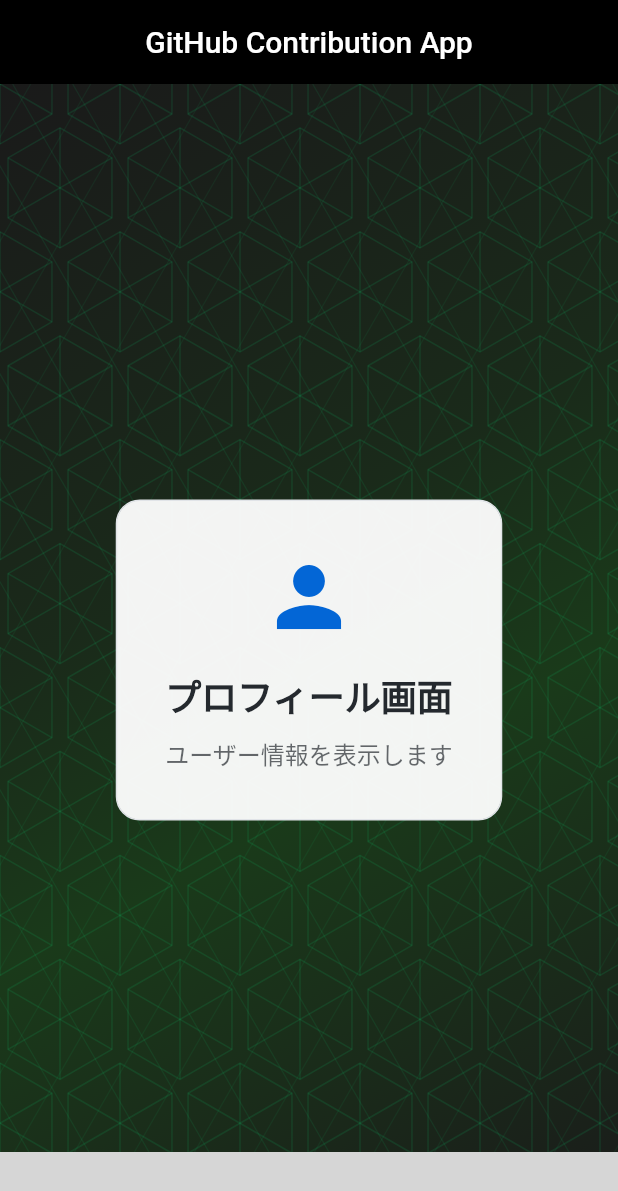
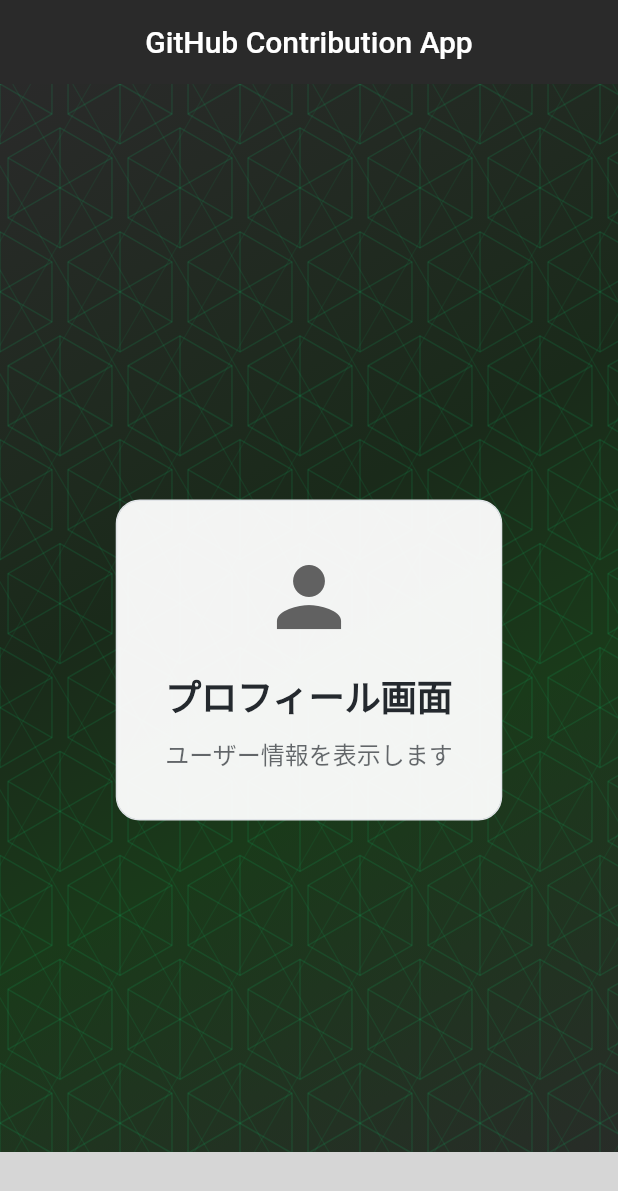
Before and after one commit to shimano-yuuki/git_hub_cotribution_app, a Flutter app: the screen it shows after launch, on a phone screen of 412 x 824 dp. Shown: the top 1191 px of the screen. Run offline on Flutter 3.47's test engine with Material 3 defaults, Android fonts, the phone set to English and light mode, and no system bars; our stand-ins replace flutter_hooks, go_router; missing offline and left inert: circular_bottom_navigation; grey boxes are pictures that could not be loaded.

Commit message:
カラー適用

```diff
--- /dev/null
+++ b/lib/core/theme/app_colors.dart
@@ -0,0 +1,108 @@
+import 'package:flutter/material.dart';
+
+/// アプリ全体で使用するカラーをまとめた static クラス
+class AppColors {
+  AppColors._(); // インスタンス化を防ぐ
+
+  // ==================== GitHub カラーパレット ====================
+  /// GitHub ダーク背景
+  static const Color githubDarkBg = Color(0xFF0D1117);
+
+  /// GitHub ダークサーフェス
+  static const Color githubDarkSurface = Color(0xFF161B22);
+
+  /// GitHub ダークボーダー
+  static const Color githubDarkBorder = Color(0xFF30363D);
+
+  /// ダークモードのテキストカラー
+  static const Color githubDarkText = Color(0xFF24292E);
+
+  /// ライトモードのテキストカラー
+  static const Color githubLightText = Color(0xFFC9D1D9);
+
+  /// ライトモードの背景カラー
+  static const Color githubLightBg = Color(0xFFF6F8FA);
+
+  /// ライトモードのボーダーカラー
+  static const Color githubLightBorder = Color(0xFFE1E4E8);
+
+  /// 未選択アイテム（ライトモード）
+  static const Color githubUnselectedLight = Color(0xFF6A737D);
+
+  /// 未選択アイテム（ダークモード）
+  static const Color githubUnselectedDark = Color(0xFF8B949E);
+
+  /// エラーカラー（ライトモード）
+  static const Color githubErrorLight = Color(0xFFD73A49);
+
+  /// エラーカラー（ダークモード）
+  static const Color githubErrorDark = Color(0xFFF85149);
+
+  // ==================== アクセントカラー ====================
+  /// ターミナルグリーン（アクセントカラー）
+  static const Color terminalGreen = Color(0xFF00FF88);
+
+  // ==================== 背景グラデーションカラー ====================
+  /// ダークグレー（背景グラデーション用）
+  static const Color darkGrey = Color(0xFF2A2A2A);
+
+  /// 薄い緑がかった黒（背景グラデーション用）
+  static const Color darkGreenBlack = Color(0xFF1A2A1A);
+
+  /// 薄い緑（背景グラデーション用）
+  static const Color darkGreen = Color(0xFF1A3A1A);
+
+  // ==================== 基本カラー ====================
+  /// 白
+  static const Color white = Colors.white;
+
+  /// グレー（Material Colors のグレー）
+  static Color grey([int? shade]) {
+    if (shade == null) return Colors.grey;
+    switch (shade) {
+      case 50:
+        return Colors.grey.shade50;
+      case 100:
+        return Colors.grey.shade100;
+      case 200:
+        return Colors.grey.shade200;
+      case 300:
+        return Colors.grey.shade300;
+      case 400:
+        return Colors.grey.shade400;
+      case 500:
+        return Colors.grey.shade500;
+      case 600:
+        return Colors.grey.shade600;
+      case 700:
+        return Colors.grey.shade700;
+      case 800:
+        return Colors.grey.shade800;
+      case 900:
+        return Colors.grey.shade900;
+      default:
+        return Colors.grey;
+    }
+  }
+
+  // ==================== テーマ別ヘルパーメソッド ====================
+  /// テーマに応じたテキストカラーを取得
+  static Color textColor(Brightness brightness) {
+    return brightness == Brightness.dark ? githubLightText : githubDarkText;
+  }
+
+  /// テーマに応じたアイコンカラーを取得
+  static Color iconColor(Brightness brightness) {
+    return brightness == Brightness.dark ? terminalGreen : grey(700);
+  }
+
+  /// テーマに応じた背景カラーを取得
+  static Color backgroundColor(Brightness brightness) {
+    return brightness == Brightness.dark ? githubDarkSurface : white;
+  }
+
+  /// テーマに応じたボーダーカラーを取得
+  static Color borderColor(Brightness brightness) {
+    return brightness == Brightness.dark ? githubDarkBorder : githubLightBorder;
+  }
+}
--- a/lib/core/theme/app_theme.dart
+++ b/lib/core/theme/app_theme.dart
@@ -1,51 +1,46 @@
 import 'package:flutter/material.dart';
+import 'app_colors.dart';
 
 class AppTheme {
-  // GitHub風のエンジニア向けカラーパレット
-  static const Color _githubBlue = Color(0xFF0366D6);
-  static const Color _githubDarkBg = Color(0xFF0D1117);
-  static const Color _githubDarkSurface = Color(0xFF161B22);
-  static const Color _githubDarkBorder = Color(0xFF30363D);
-  static const Color _terminalGreen = Color(0xFF00FF88);
 
   static ThemeData get lightTheme {
     return ThemeData(
       useMaterial3: false,
       colorScheme: ColorScheme.light(
-        primary: _githubBlue,
-        secondary: _githubBlue,
-        surface: Colors.white,
-        background: const Color(0xFFF6F8FA),
-        error: const Color(0xFFD73A49),
-        onPrimary: Colors.white,
-        onSecondary: Colors.white,
-        onSurface: const Color(0xFF24292E),
-        onBackground: const Color(0xFF24292E),
-        onError: Colors.white,
+        primary: AppColors.grey(700),
+        secondary: AppColors.terminalGreen,
+        surface: AppColors.white,
+        background: AppColors.githubLightBg,
+        error: AppColors.githubErrorLight,
+        onPrimary: AppColors.white,
+        onSecondary: AppColors.white,
+        onSurface: AppColors.githubDarkText,
+        onBackground: AppColors.githubDarkText,
+        onError: AppColors.white,
         brightness: Brightness.light,
       ),
-      scaffoldBackgroundColor: const Color(0xFFF6F8FA),
+      scaffoldBackgroundColor: AppColors.githubLightBg,
       appBarTheme: const AppBarTheme(
         centerTitle: true,
         elevation: 0,
-        backgroundColor: Color(0xFF000000),
-        foregroundColor: Colors.white,
+        backgroundColor: AppColors.darkGrey,
+        foregroundColor: AppColors.white,
         surfaceTintColor: Colors.transparent,
       ),
       bottomNavigationBarTheme: const BottomNavigationBarThemeData(
         type: BottomNavigationBarType.fixed,
         showSelectedLabels: true,
         showUnselectedLabels: true,
-        selectedItemColor: _githubBlue,
-        unselectedItemColor: Color(0xFF6A737D),
-        backgroundColor: Colors.white,
+        selectedItemColor: AppColors.terminalGreen,
+        unselectedItemColor: AppColors.githubUnselectedLight,
+        backgroundColor: AppColors.white,
       ),
       cardTheme: CardThemeData(
-        color: Colors.white,
+        color: AppColors.white,
         elevation: 0,
         shape: RoundedRectangleBorder(
           borderRadius: BorderRadius.circular(8),
-          side: const BorderSide(color: Color(0xFFE1E4E8), width: 1),
+          side: const BorderSide(color: AppColors.githubLightBorder, width: 1),
         ),
       ),
     );
@@ -55,43 +50,43 @@ class AppTheme {
     return ThemeData(
       useMaterial3: false,
       colorScheme: ColorScheme.dark(
-        primary: _githubBlue,
-        secondary: _terminalGreen,
-        surface: _githubDarkSurface,
-        background: _githubDarkBg,
-        error: const Color(0xFFF85149),
-        onPrimary: Colors.white,
-        onSecondary: _githubDarkBg,
-        onSurface: const Color(0xFFC9D1D9),
-        onBackground: const Color(0xFFC9D1D9),
-        onError: Colors.white,
+        primary: AppColors.grey(600),
+        secondary: AppColors.terminalGreen,
+        surface: AppColors.githubDarkSurface,
+        background: AppColors.githubDarkBg,
+        error: AppColors.githubErrorDark,
+        onPrimary: AppColors.white,
+        onSecondary: AppColors.githubDarkBg,
+        onSurface: AppColors.githubLightText,
+        onBackground: AppColors.githubLightText,
+        onError: AppColors.white,
         brightness: Brightness.dark,
       ),
-      scaffoldBackgroundColor: _githubDarkBg,
+      scaffoldBackgroundColor: AppColors.githubDarkBg,
       appBarTheme: const AppBarTheme(
         centerTitle: true,
         elevation: 0,
-        backgroundColor: Color(0xFF000000),
-        foregroundColor: Colors.white,
+        backgroundColor: AppColors.darkGrey,
+        foregroundColor: AppColors.white,
         surfaceTintColor: Colors.transparent,
       ),
-      bottomNavigationBarTheme: BottomNavigationBarThemeData(
+      bottomNavigationBarTheme: const BottomNavigationBarThemeData(
         type: BottomNavigationBarType.fixed,
         showSelectedLabels: true,
         showUnselectedLabels: true,
-        selectedItemColor: _githubBlue,
-        unselectedItemColor: const Color(0xFF8B949E),
-        backgroundColor: _githubDarkSurface,
+        selectedItemColor: AppColors.terminalGreen,
+        unselectedItemColor: AppColors.githubUnselectedDark,
+        backgroundColor: AppColors.githubDarkSurface,
       ),
       cardTheme: CardThemeData(
-        color: _githubDarkSurface,
+        color: AppColors.githubDarkSurface,
         elevation: 0,
         shape: RoundedRectangleBorder(
           borderRadius: BorderRadius.circular(8),
-          side: BorderSide(color: _githubDarkBorder, width: 1),
+          side: const BorderSide(color: AppColors.githubDarkBorder, width: 1),
         ),
       ),
-      dividerColor: _githubDarkBorder,
+      dividerColor: AppColors.githubDarkBorder,
     );
   }
 }
--- a/lib/features/profile/presentation/screens/profile_screen.dart
+++ b/lib/features/profile/presentation/screens/profile_screen.dart
@@ -1,4 +1,5 @@
 import 'package:flutter/material.dart';
+import '../../../../core/theme/app_colors.dart';
 
 class ProfileScreen extends StatelessWidget {
   const ProfileScreen({super.key});
@@ -6,15 +7,11 @@ class ProfileScreen extends StatelessWidget {
   @override
   Widget build(BuildContext context) {
     final brightness = Theme.of(context).brightness;
-    final textColor = brightness == Brightness.dark
-        ? const Color(0xFFC9D1D9)
-        : const Color(0xFF24292E);
-    final iconColor = brightness == Brightness.dark
-        ? const Color(0xFF00FF88)
-        : const Color(0xFF0366D6);
+    final textColor = AppColors.textColor(brightness);
+    final iconColor = AppColors.iconColor(brightness);
     final backgroundColor = brightness == Brightness.dark
-        ? const Color(0xFF161B22).withOpacity(0.9)
-        : Colors.white.withOpacity(0.95);
+        ? AppColors.githubDarkSurface.withOpacity(0.9)
+        : AppColors.white.withOpacity(0.95);
 
     return Center(
       child: Container(
@@ -24,7 +21,7 @@ class ProfileScreen extends StatelessWidget {
           color: backgroundColor,
           borderRadius: BorderRadius.circular(16),
           border: Border.all(
-            color: brightness == Brightness.dark ? const Color(0xFF30363D) : const Color(0xFFE1E4E8),
+            color: AppColors.borderColor(brightness),
             width: 1,
           ),
         ),
--- a/lib/features/settings/presentation/screens/settings_screen.dart
+++ b/lib/features/settings/presentation/screens/settings_screen.dart
@@ -1,4 +1,5 @@
 import 'package:flutter/material.dart';
+import '../../../../core/theme/app_colors.dart';
 
 class SettingsScreen extends StatelessWidget {
   const SettingsScreen({super.key});
@@ -6,16 +7,11 @@ class SettingsScreen extends StatelessWidget {
   @override
   Widget build(BuildContext context) {
     final brightness = Theme.of(context).brightness;
-    final textColor = brightness == Brightness.dark
-        ? const Color(0xFFC9D1D9)
-        : const Color(0xFF24292E);
-    final iconColor = brightness == Brightness.dark
-        ? const Color(0xFF00FF88)
-        : const Color(0xFF0366D6);
-
+    final textColor = AppColors.textColor(brightness);
+    final iconColor = AppColors.iconColor(brightness);
     final backgroundColor = brightness == Brightness.dark
-        ? const Color(0xFF161B22).withOpacity(0.9)
-        : Colors.white.withOpacity(0.95);
+        ? AppColors.githubDarkSurface.withOpacity(0.9)
+        : AppColors.white.withOpacity(0.95);
 
     return Center(
       child: Container(
@@ -25,9 +21,7 @@ class SettingsScreen extends StatelessWidget {
           color: backgroundColor,
           borderRadius: BorderRadius.circular(16),
           border: Border.all(
-            color: brightness == Brightness.dark
-                ? const Color(0xFF30363D)
-                : const Color(0xFFE1E4E8),
+            color: AppColors.borderColor(brightness),
             width: 1,
           ),
         ),
--- a/lib/shared/widgets/geometric_background.dart
+++ b/lib/shared/widgets/geometric_background.dart
@@ -1,5 +1,6 @@
 import 'dart:math' as math;
 import 'package:flutter/material.dart';
+import '../../core/theme/app_colors.dart';
 
 /// 緑と黒のグラデーションと網代麻の葉の模様の背景ウィジェット
 class GeometricBackground extends StatelessWidget {
@@ -38,10 +39,10 @@ class _GeometricPatternPainter extends CustomPainter {
       begin: Alignment.topLeft,
       end: Alignment.bottomRight,
       colors: [
-        const Color(0xFF1A1A1A), // 薄い黒
-        const Color(0xFF1A2A1A), // 薄い緑がかった黒
-        const Color(0xFF1A3A1A), // 薄い緑
-        const Color(0xFF1A1A1A), // 薄い黒に戻る
+        AppColors.darkGrey, // ダークグレー
+        AppColors.darkGreenBlack, // 薄い緑がかったグレー
+        AppColors.darkGreen, // 薄い緑
+        AppColors.darkGrey, // ダークグレーに戻る
       ],
       stops: const [0.0, 0.4, 0.6, 1.0],
     );
@@ -60,7 +61,7 @@ class _GeometricPatternPainter extends CustomPainter {
   /// 網代模様: 斜めの平行線を複数方向に重ねる
   void _drawAjiroPattern(Canvas canvas, Size size) {
     final linePaint = Paint()
-      ..color = const Color(0xFF00FF88).withOpacity(0.08)
+      ..color = AppColors.terminalGreen.withOpacity(0.08)
       ..style = PaintingStyle.stroke
       ..strokeWidth = 0.8;
 
@@ -80,7 +81,7 @@ class _GeometricPatternPainter extends CustomPainter {
 
     // 左斜め下方向の平行線
     final leftLinePaint = Paint()
-      ..color = const Color(0xFF00FF88).withOpacity(0.06)
+      ..color = AppColors.terminalGreen.withOpacity(0.06)
       ..style = PaintingStyle.stroke
       ..strokeWidth = 0.8;
 
@@ -96,7 +97,7 @@ class _GeometricPatternPainter extends CustomPainter {
   /// 麻の葉模様: 六角形の中心から各頂点に向かって線を引く
   void _drawAsanohaPattern(Canvas canvas, Size size) {
     final asanohaPaint = Paint()
-      ..color = const Color(0xFF00FF88).withOpacity(0.1)
+      ..color = AppColors.terminalGreen.withValues(alpha: 0.1)
       ..style = PaintingStyle.stroke
       ..strokeWidth = 1.0;
 
--- a/lib/shared/widgets/main_navigation.dart
+++ b/lib/shared/widgets/main_navigation.dart
@@ -4,6 +4,7 @@ import 'package:circular_bottom_navigation/circular_bottom_navigation.dart';
 import 'package:circular_bottom_navigation/tab_item.dart';
 import '../../features/profile/presentation/screens/profile_screen.dart';
 import '../../features/settings/presentation/screens/settings_screen.dart';
+import '../../core/theme/app_colors.dart';
 import 'geometric_background.dart';
 
 class MainNavigation extends HookWidget {
@@ -26,16 +27,16 @@ class MainNavigation extends HookWidget {
       TabItem(
         Icons.person,
         "Contribution",
-        const Color(0xFF1A2A1A),
-        circleStrokeColor: const Color(0xFF1A2A1A),
-        labelStyle: const TextStyle(color: Colors.white),
+        AppColors.darkGreenBlack,
+        circleStrokeColor: AppColors.darkGreenBlack,
+        labelStyle: const TextStyle(color: AppColors.white),
       ),
       TabItem(
         Icons.settings,
         "Settings",
-        const Color(0xFF1A2A1A),
-        circleStrokeColor: const Color(0xFF1A2A1A),
-        labelStyle: const TextStyle(color: Colors.white),
+        AppColors.darkGreenBlack,
+        circleStrokeColor: AppColors.darkGreenBlack,
+        labelStyle: const TextStyle(color: AppColors.white),
       ),
     ];
 
@@ -50,9 +51,9 @@ class MainNavigation extends HookWidget {
         controller: navigationController,
         selectedPos: selectedPos.value,
         barHeight: 80.0,
-        barBackgroundColor: Colors.black,
-        selectedIconColor: Colors.white,
-        normalIconColor: Colors.grey.shade400,
+        barBackgroundColor: AppColors.darkGrey,
+        selectedIconColor: AppColors.white,
+        normalIconColor: AppColors.grey(400),
         animationDuration: const Duration(milliseconds: 300),
         selectedCallback: (int? selectedPosValue) {
           selectedPos.value = selectedPosValue ?? 0;
```
